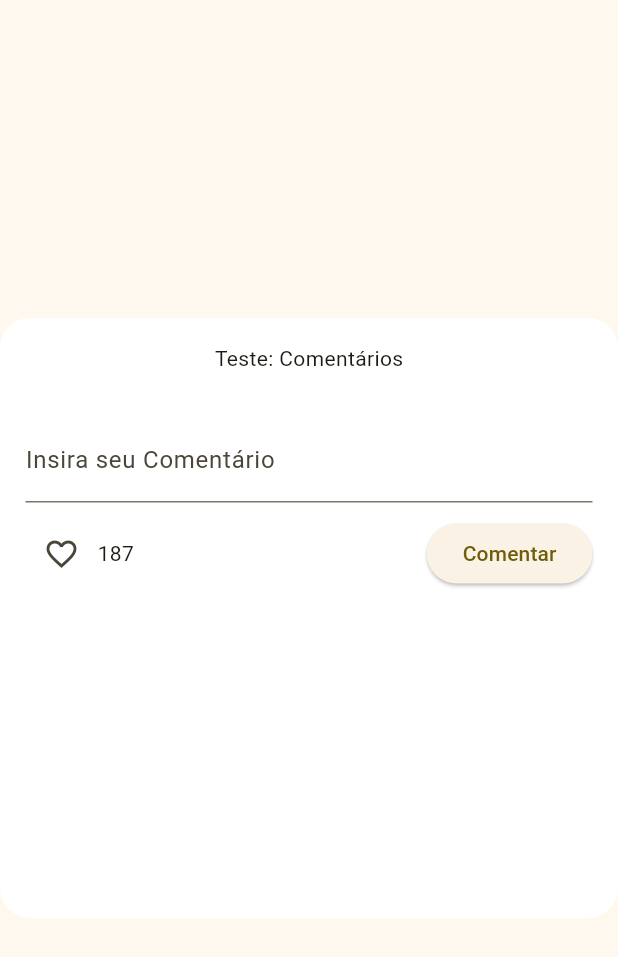
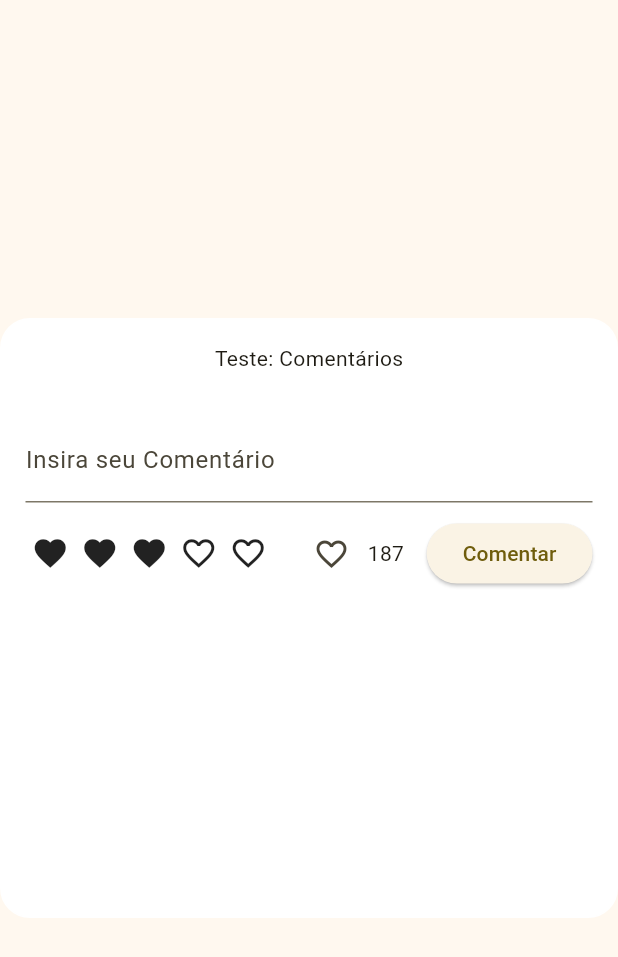
Before and after one commit to Abacaxi-Remaster/gerenciamento_receitas_front, a Flutter app: the CommentPreview widget shown alone on an empty page, opened directly, on a phone screen of 412 x 824 dp. Shown: the top 957 px of the screen. Run offline on Flutter 3.47's test engine with Material 2 defaults, Android fonts, the phone set to English and light mode, and no system bars; drawn by our look-alikes of flutter_rating_bar.

Commit message:
Barra de Avaliação (front visual)

```diff
--- a/lib/HomePage.dart
+++ b/lib/HomePage.dart
@@ -62,8 +62,8 @@ class MyHomePageState extends State<MyHomePage> {
       return Scaffold(
         floatingActionButton: ElevatedButton(
           onPressed: () {
-            appState.deslogar();
-            //appState.TESTE_toggle_tipoLogado();
+            //appState.deslogar();
+            appState.testeToggleLogado();
             //appState.TESTE_adm();
           },
           child: const Text('Deslogar'),
--- a/lib/Paginas/Comentarios_preview.dart
+++ b/lib/Paginas/Comentarios_preview.dart
@@ -1,6 +1,7 @@
 import 'package:flutter/material.dart';
 import 'package:provider/provider.dart';
 import '/main.dart';
+import 'package:flutter_rating_bar/flutter_rating_bar.dart';
 
 class CommentPreview extends StatefulWidget {
   @override
@@ -66,6 +67,22 @@ class _CommentPreviewState extends State<CommentPreview> {
               Row(
                 mainAxisAlignment: MainAxisAlignment.spaceBetween,
                 children: [
+                  RatingBar(
+                    initialRating: 3,
+                    direction: Axis.horizontal,
+                    allowHalfRating: false,
+                    itemCount: 5,
+                    itemSize: 25,
+                    ratingWidget: RatingWidget(
+                      full: Icon(Icons.favorite),
+                      half: Icon(Icons.star_half_outlined),
+                      empty: Icon(Icons.favorite_border),
+                    ),
+                    itemPadding: EdgeInsets.symmetric(horizontal: 4.0),
+                    onRatingUpdate: (rating) {
+                      print(rating);
+                    },
+                  ),
                   Row(
                     children: [
                       IconButton(
--- a/pubspec.yaml
+++ b/pubspec.yaml
@@ -19,6 +19,7 @@ dependencies:
 
   english_words: ^4.0.0
   provider: ^6.0.0
+  flutter_rating_bar: ^4.0.1
 
 dev_dependencies:
   flutter_test:
```
Also changed, not shown: lib/main.dart (+6 -1 lines), pubspec.lock.
